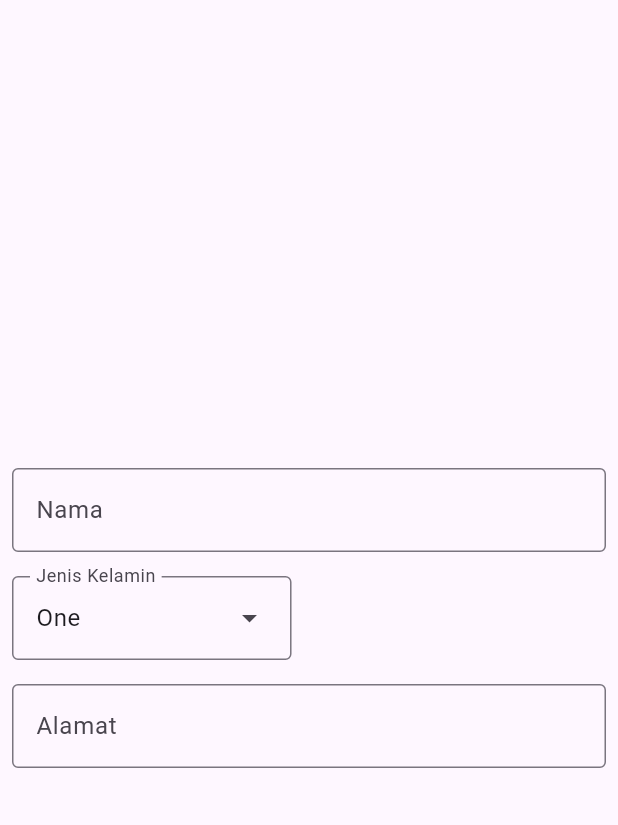
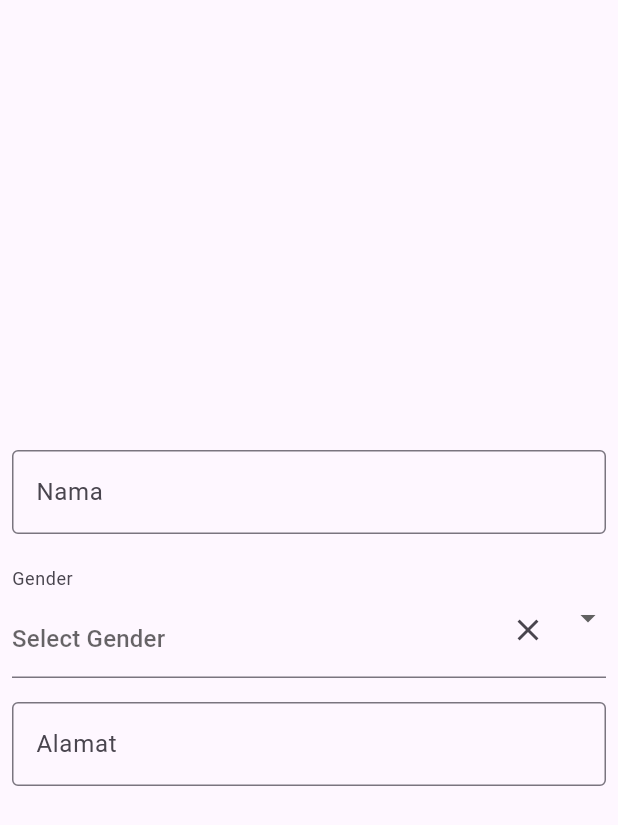
Before and after one commit to dedyksuntoro/nurse_psc, a Flutter app: the RegisterPengajar screen opened by its route, on a phone screen of 412 x 824 dp. Shown: the top 825 px of the screen. Run offline on Flutter 3.47's test engine with Material 2 defaults, Android fonts, the phone set to English and light mode, and no system bars; drawn by our look-alikes of flutter_form_builder; our stand-ins replace shared_preferences; accounts and stored records are empty.

Commit message:
Build form register login

```diff
--- a/lib/page/register_pengajar.dart
+++ b/lib/page/register_pengajar.dart
@@ -1,6 +1,7 @@
 import 'package:flutter/material.dart';
+import 'package:flutter_form_builder/flutter_form_builder.dart';
 
-const List<String> list = <String>['One', 'Two', 'Three', 'Four'];
+List<String> genderOptions = ['Male', 'Female', 'Other'];
 
 class RegisterPengajar extends StatefulWidget {
   const RegisterPengajar({super.key});
@@ -10,13 +11,14 @@ class RegisterPengajar extends StatefulWidget {
 }
 
 class _RegisterPengajarState extends State<RegisterPengajar> {
-  String dropdownValue = list.first;
+  // String _valGender = _listGender.first;
 
   @override
   Widget build(BuildContext context) {
     return Scaffold(
       body: Center(
         child: SingleChildScrollView(
+          child: FormBuilder(
             child: Column(
               mainAxisAlignment: MainAxisAlignment.center,
               crossAxisAlignment: CrossAxisAlignment.stretch,
@@ -32,20 +34,26 @@ class _RegisterPengajarState extends State<RegisterPengajar> {
                 ),
                 Padding(
                   padding: const EdgeInsets.all(8.0),
-                child: DropdownMenu<String>(
-
-                  label: const Text('Jenis Kelamin'),
-                  initialSelection: list.first,
-                  onSelected: (String? value) {
-                    setState(() {
-                      dropdownValue = value!;
-                    });
+                  child: FormBuilderDropdown<String>(
+                    name: 'gender',
+                    decoration: InputDecoration(
+                      labelText: 'Gender',
+                      // initialValue: 'Male',
+                      suffix: IconButton(
+                        icon: const Icon(Icons.close),
+                        onPressed: () {
+                          // _formKey.currentState!.fields['gender']?.reset();
                         },
-                  dropdownMenuEntries:
-                      list.map<DropdownMenuEntry<String>>((String value) {
-                    return DropdownMenuEntry<String>(
-                        value: value, label: value);
-                  }).toList(),
+                      ),
+                      hintText: 'Select Gender',
+                    ),
+                    items: genderOptions
+                        .map((gender) => DropdownMenuItem(
+                              alignment: AlignmentDirectional.center,
+                              value: gender,
+                              child: Text(gender),
+                            ))
+                        .toList(),
                   ),
                 ),
                 const Padding(
@@ -61,6 +69,7 @@ class _RegisterPengajarState extends State<RegisterPengajar> {
             ),
           ),
         ),
+      ),
     );
   }
 }
--- a/pubspec.yaml
+++ b/pubspec.yaml
@@ -37,6 +37,7 @@ dependencies:
   cupertino_icons: ^1.0.2
   http: any
   shared_preferences: any
+  flutter_form_builder: any
 
 dev_dependencies:
   flutter_test:
```
Also changed, not shown: pubspec.lock. Lines whose indentation alone changed are shown as unchanged.
